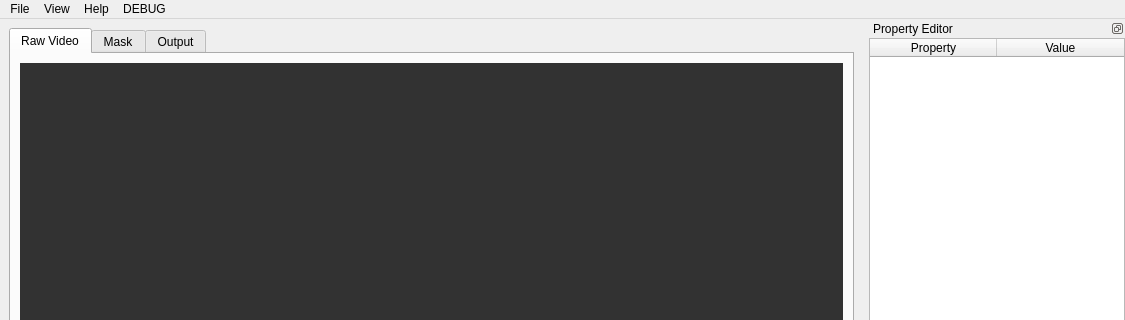
Xalageus/videotrackr, file videotrackr/main.ui: the form before one commit; both pictures show x 0 to 1125 and y 0 to 320 of the 1125 by 695 pixel window.
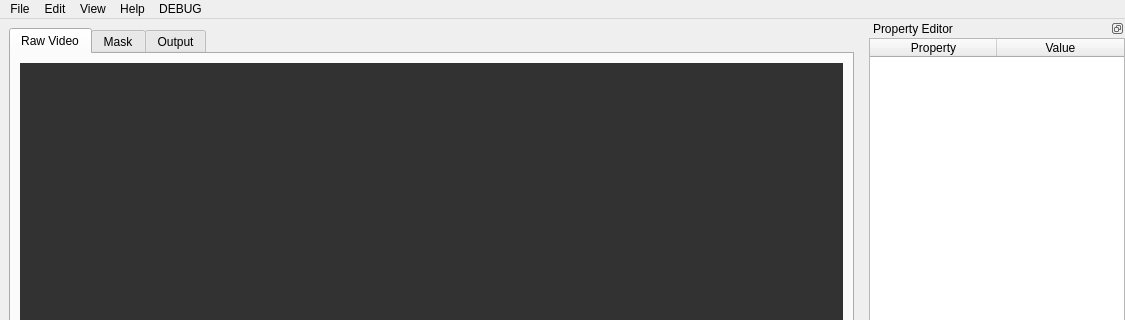
The form after the commit. Custom widgets are drawn as their Qt base class.

Commit message: Select region ui

```diff
--- a/videotrackr/main.ui
+++ b/videotrackr/main.ui
@@ -1909,7 +1909,15 @@
     </property>
     <addaction name="actionProperty_Editor"/>
    </widget>
+   <widget class="QMenu" name="menuEdit">
+    <property name="title">
+     <string>Edit</string>
+    </property>
+    <addaction name="actionSelect_Region"/>
+    <addaction name="actionSettings"/>
+   </widget>
    <addaction name="menuFile"/>
+   <addaction name="menuEdit"/>
    <addaction name="menuView"/>
    <addaction name="menuHelp"/>
    <addaction name="menuDEBUG"/>
```
Left out of the diff: 10 changed lines with no effect on the pictures. The commit also changes 7 other files.
